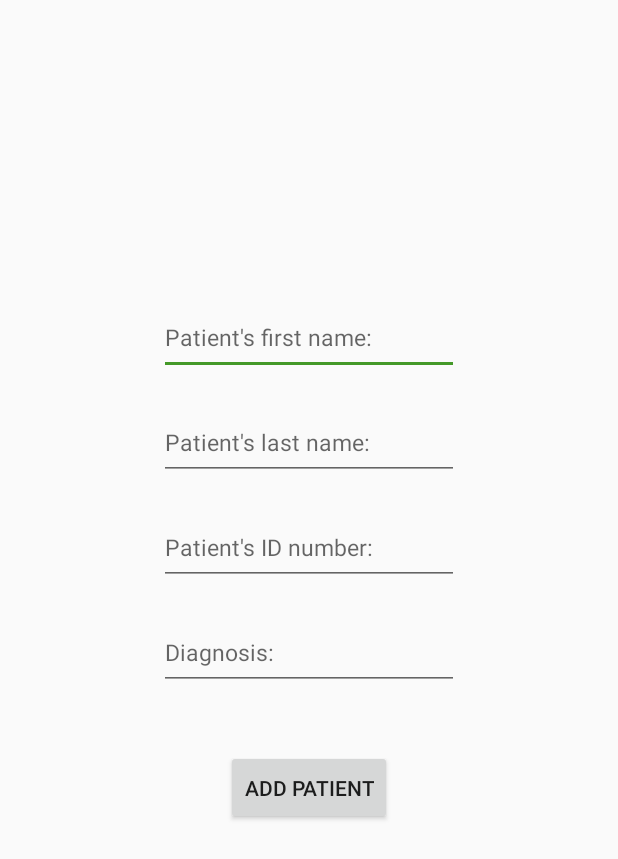
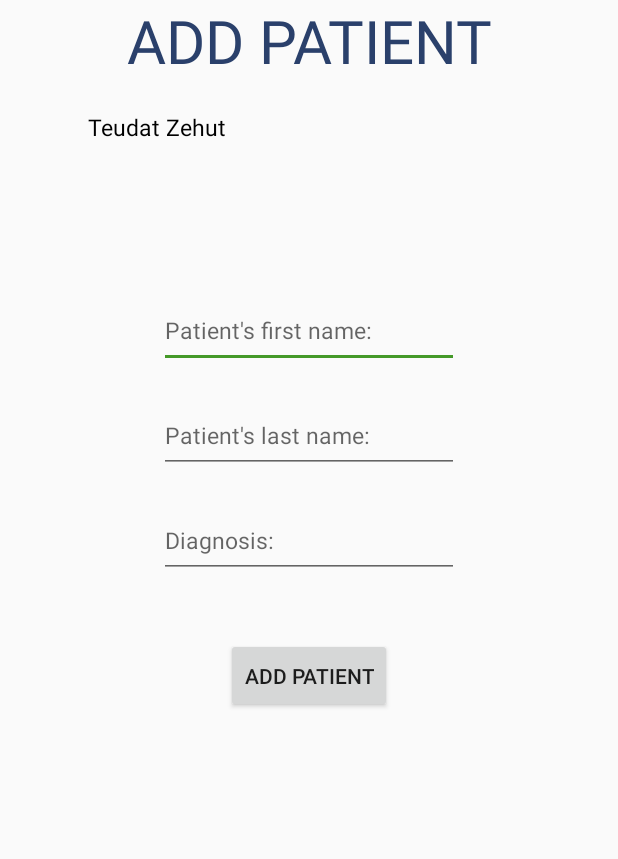
Before and after one commit to YonatanKirsh/Doc2Family, an Android app: the AddPatientActivity screen opened directly, with no data from a screen before it, on a phone screen of 412 x 824 dp. Shown: the top 859 px of the screen. Run offline under Robolectric (Android 15) with nearby library versions, the phone set to English and light mode, and no system bars; our stand-ins replace Firebase (no records; nobody signed in at launch, a user with empty details on screens opened directly).

Commit message:
- fix follow / patient relationship - fix add patient - fix add friend - change patient info appearance

```diff
--- a/app/src/main/java/com/kirsh/doc2family/logic/Constants.java
+++ b/app/src/main/java/com/kirsh/doc2family/logic/Constants.java
@@ -10,11 +10,13 @@ public class Constants {
 
     // keys
     public static final String PATIENT_AS_STRING_KEY = "patient_id";
+    public static final String TZ_KEY = "tz";
 
     // fields
     public static final String PATIENTS_COLLECTION_FIELD = "Patients";
     public static final String USERS_COLLECTION_FIELD = "Users";
     public static final String PATIENT_IDS_FIELD = "patientIds";
+    public static final String TZ_FIELD = "tz";
 
     // tags
     public static final String NULL_USER_TAG = "Null User";
--- a/app/src/main/java/com/kirsh/doc2family/views/AddPatientActivity.java
+++ b/app/src/main/java/com/kirsh/doc2family/views/AddPatientActivity.java
@@ -7,17 +7,19 @@ import android.os.Bundle;
 import android.view.View;
 import android.widget.Button;
 import android.widget.EditText;
+import android.widget.TextView;
 import android.widget.Toast;
 
 import com.kirsh.doc2family.R;
 import com.kirsh.doc2family.logic.Communicator;
+import com.kirsh.doc2family.logic.Constants;
 
 public class AddPatientActivity extends AppCompatActivity {
 
     Button addPatientButton;
     EditText firstNameEdit;
     EditText lastNameEdit;
-    EditText tzEdit;
+    TextView tzEdit;
     EditText diagnosisEdit;
     Communicator communicator;
 
@@ -26,14 +28,21 @@ public class AddPatientActivity extends AppCompatActivity {
         super.onCreate(savedInstanceState);
         setContentView(R.layout.activity_add_patient);
         communicator = Communicator.getSingleton();
-        this.firstNameEdit = (EditText) findViewById(R.id.edit_text_patient_first_name);
-        this.lastNameEdit = (EditText) findViewById(R.id.edit_text_patients_last_name);
-        this.tzEdit =  (EditText) findViewById(R.id.edit_text_tz);
-        this.diagnosisEdit = (EditText) findViewById(R.id.edit_text_patients_diagnosis) ;
+        this.firstNameEdit = findViewById(R.id.edit_text_patient_first_name);
+        this.lastNameEdit = findViewById(R.id.edit_text_patients_last_name);
+        this.tzEdit =  findViewById(R.id.activity_add_patient_text_view_tz_content);
+        this.diagnosisEdit = findViewById(R.id.edit_text_patients_diagnosis) ;
         initViews();
     }
 
     private void initViews(){
+        // use tz if given
+        String tz = getIntent().getStringExtra(Constants.TZ_KEY);
+        if (tz != null){
+            tzEdit.setText(tz);
+        }
+
+        // add patient button
         addPatientButton = findViewById(R.id.button_add_patient);
         setAddPatientButton();
     }
@@ -75,7 +84,7 @@ public class AddPatientActivity extends AppCompatActivity {
 
         firstNameEdit.getText().clear();
         lastNameEdit.getText().clear();
-        tzEdit.getText().clear();
+//        tzEdit.getText().clear();
         diagnosisEdit.getText().clear();
         communicator.createNewPatient(firstName, lastName, tz, diagnosis, this);
     }
--- a/app/src/main/java/com/kirsh/doc2family/views/SignUpActivity.java
+++ b/app/src/main/java/com/kirsh/doc2family/views/SignUpActivity.java
@@ -1,6 +1,5 @@
 package com.kirsh.doc2family.views;
 
-import androidx.annotation.NonNull;
 import androidx.appcompat.app.AlertDialog;
 import androidx.appcompat.app.AppCompatActivity;
 import android.content.Intent;
@@ -12,8 +11,6 @@ import android.widget.EditText;
 import android.widget.ImageButton;
 import com.google.android.material.snackbar.Snackbar;
 import com.google.android.material.textfield.TextInputLayout;
-import com.google.firebase.firestore.QueryDocumentSnapshot;
-import com.google.firebase.firestore.QuerySnapshot;
 import com.kirsh.doc2family.logic.Communicator;
 import com.kirsh.doc2family.logic.Constants;
 import com.kirsh.doc2family.R;
@@ -91,7 +88,7 @@ public class SignUpActivity extends AppCompatActivity {
         addPopupOnClick((ImageButton) findViewById(R.id.image_button_last_name_info), this.getString(R.string.last_name_info_message));
 
         // tz EditText + info button
-        mTzEditText = findViewById(R.id.edit_text_tz);
+        mTzEditText = findViewById(R.id.activity_add_patient_text_view_tz_content);
         addPopupOnClick((ImageButton) findViewById(R.id.image_button_tz_info), this.getString(R.string.tz_info_message));
 
 
--- a/app/src/main/res/layout/activity_add_patient.xml
+++ b/app/src/main/res/layout/activity_add_patient.xml
@@ -6,17 +6,56 @@
     android:layout_height="match_parent"
     tools:context=".views.AddPatientActivity">
 
+    <TextView
+        android:id="@+id/text_view_create_patients_title"
+        android:layout_width="match_parent"
+        android:layout_height="wrap_content"
+        android:gravity="center_horizontal"
+        android:text="@string/add_patient"
+        android:textColor="@color/navy"
+        android:textAllCaps="true"
+        android:textSize="40sp"
+        android:layout_marginBottom="20dp"
+        app:layout_constraintTop_toTopOf="parent"
+        app:layout_constraintRight_toRightOf="parent"
+        app:layout_constraintLeft_toLeftOf="parent"/>
+
+    <TextView
+        android:id="@+id/activity_add_patient_text_view_tz_title"
+        android:gravity="center"
+        android:layout_width="200dp"
+        android:layout_height="wrap_content"
+        android:layout_marginTop="20dp"
+        android:textSize="15dp"
+        android:text="@string/teudat_zehut"
+        android:textAppearance="@color/colorAccent"
+        app:layout_constraintLeft_toLeftOf="parent"
+        app:layout_constraintRight_toLeftOf="@+id/activity_add_patient_text_view_tz_content"
+        app:layout_constraintTop_toBottomOf="@+id/text_view_create_patients_title" />
+
+    <TextView
+        android:id="@+id/activity_add_patient_text_view_tz_content"
+        android:gravity="center"
+        android:layout_width="200dp"
+        android:layout_height="wrap_content"
+        android:layout_marginTop="20dp"
+        android:textSize="15dp"
+        android:textAppearance="@color/colorAccent"
+        app:layout_constraintLeft_toRightOf="@+id/activity_add_patient_text_view_tz_title"
+        app:layout_constraintRight_toRightOf="parent"
+        app:layout_constraintTop_toBottomOf="@+id/text_view_create_patients_title" />
+
     <EditText
         android:id="@+id/edit_text_patient_first_name"
         android:layout_width="200dp"
         android:layout_height="50dp"
-        android:layout_marginTop="200dp"
+        android:layout_marginTop="100dp"
         android:hint="Patient's first name:"
         android:textSize="15dp"
         android:textAppearance="@color/colorAccent"
         app:layout_constraintLeft_toLeftOf="parent"
         app:layout_constraintRight_toRightOf="parent"
-        app:layout_constraintTop_toTopOf="parent"/>
+        app:layout_constraintTop_toBottomOf="@+id/activity_add_patient_text_view_tz_content"/>
 
     <EditText
         android:id="@+id/edit_text_patients_last_name"
@@ -31,18 +70,6 @@
         app:layout_constraintTop_toBottomOf="@+id/edit_text_patient_first_name" />
 
     <EditText
-        android:id="@+id/edit_text_tz"
-        android:layout_width="200dp"
-        android:layout_height="50dp"
-        android:layout_marginTop="20dp"
-        android:hint="Patient's ID number:"
-        android:textSize="15dp"
-        android:textAppearance="@color/colorAccent"
-        app:layout_constraintLeft_toLeftOf="parent"
-        app:layout_constraintRight_toRightOf="parent"
-        app:layout_constraintTop_toBottomOf="@+id/edit_text_patients_last_name" />
-
-    <EditText
         android:id="@+id/edit_text_patients_diagnosis"
         android:layout_width="200dp"
         android:layout_height="50dp"
@@ -52,7 +79,7 @@
         android:textAppearance="@color/colorAccent"
         app:layout_constraintLeft_toLeftOf="parent"
         app:layout_constraintRight_toRightOf="parent"
-        app:layout_constraintTop_toBottomOf="@+id/edit_text_tz" />
+        app:layout_constraintTop_toBottomOf="@+id/edit_text_patients_last_name" />
 
     <Button
         android:id="@+id/button_add_patient"
--- a/app/src/main/res/layout/activity_patients_list.xml
+++ b/app/src/main/res/layout/activity_patients_list.xml
@@ -39,9 +39,8 @@
         android:layout_width="310dp"
         android:layout_height="50dp"
         android:layout_margin="40dp"
-        android:text="@string/new_patient"
+        android:text="@string/add_patient"
         android:background="@drawable/customized_button"
-        android:visibility="invisible"
         android:textColor="@color/white"
         app:layout_constraintBottom_toBottomOf="parent"
         app:layout_constraintLeft_toLeftOf="parent"
--- a/app/src/main/res/layout/activity_sign_up.xml
+++ b/app/src/main/res/layout/activity_sign_up.xml
@@ -128,7 +128,7 @@
                     app:startIconDrawable="@drawable/ic_tz">
 
                     <com.google.android.material.textfield.TextInputEditText
-                        android:id="@+id/edit_text_tz"
+                        android:id="@+id/activity_add_patient_text_view_tz_content"
                         android:layout_width="293dp"
                         android:layout_height="wrap_content"
                         android:hint="@string/id_number"
--- a/app/src/main/res/values/strings.xml
+++ b/app/src/main/res/values/strings.xml
@@ -23,7 +23,8 @@
     <string name="login">Login</string>
     <string name="reset_password">Send</string>
     <string name="forgot_your_password_title">Forgot your password?</string>
-    <string name="new_patient">New Patient</string>
+    <string name="add_patient">Add Patient</string>
+    <string name="teudat_zehut">Teudat Zehut</string>
     <string name="my_patients">My Patients</string>
     <string name="add_caregiver">Add Caregiver</string>
     <string name="caregivers_title">Caregivers</string>
@@ -61,5 +62,10 @@
     <string name="add_update">Add an update</string>
     <string name="add_admin">Add admin</string>
     <string name="delete">DELETE</string>
+    <string name="added_patient_as_friend_message">Following patient</string>
+    <string name="added_patient_as_caregiver_message">Adding to your patients</string>
+    <string name="already_following_patient_message">You are already following this patient!</string>
+    <string name="caregiver_unable_to_add_patient_message">Another caregiver must add you\nin order to access this patient</string>
+    <string name="friend_unable_to_add_patient_message">An admin must add you\nin order to follow this patient</string>
 
 </resources>
```
Also changed, not shown: app/src/main/java/com/kirsh/doc2family/logic/Communicator.java (+81 -59 lines), app/src/main/java/com/kirsh/doc2family/logic/Patient.java (+9 -6 lines), app/src/main/java/com/kirsh/doc2family/views/FriendsListActivity.java (+3 -22 lines), app/src/main/java/com/kirsh/doc2family/views/PatientInfoActivity.java (+24 -20 lines), app/src/main/java/com/kirsh/doc2family/views/PatientsListActivity.java (+8 -11 lines), app/src/main/res/layout/activity_patient_info.xml (+44 -11 lines).
